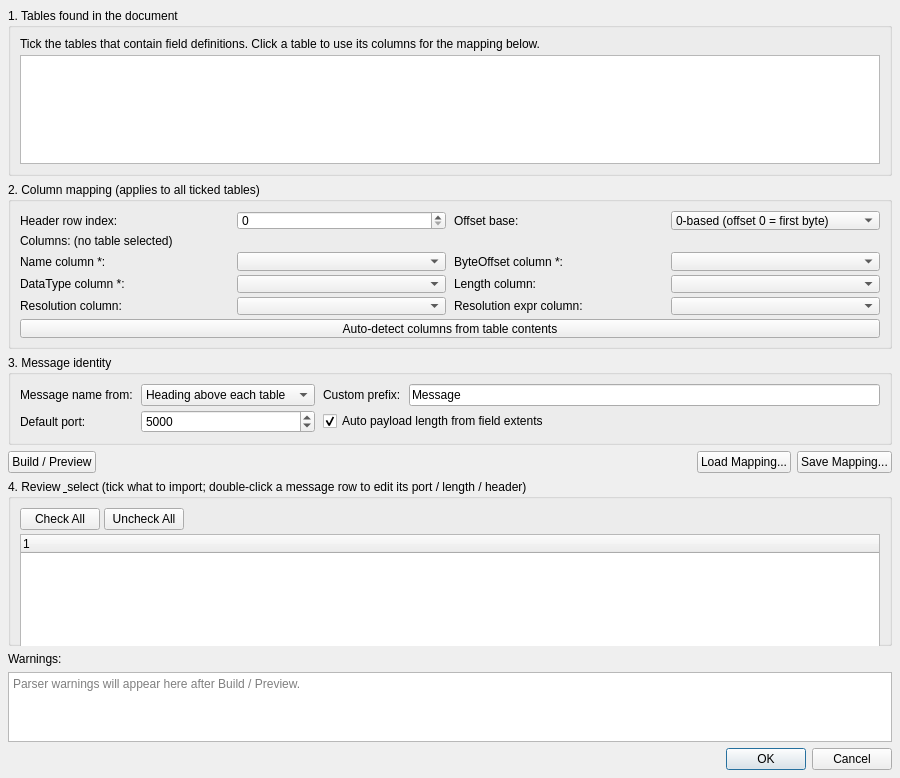
First picture: the form in forms/IcdImportDialog.ui, repository rohityaduvxnshi/pcapfile, before the edit.
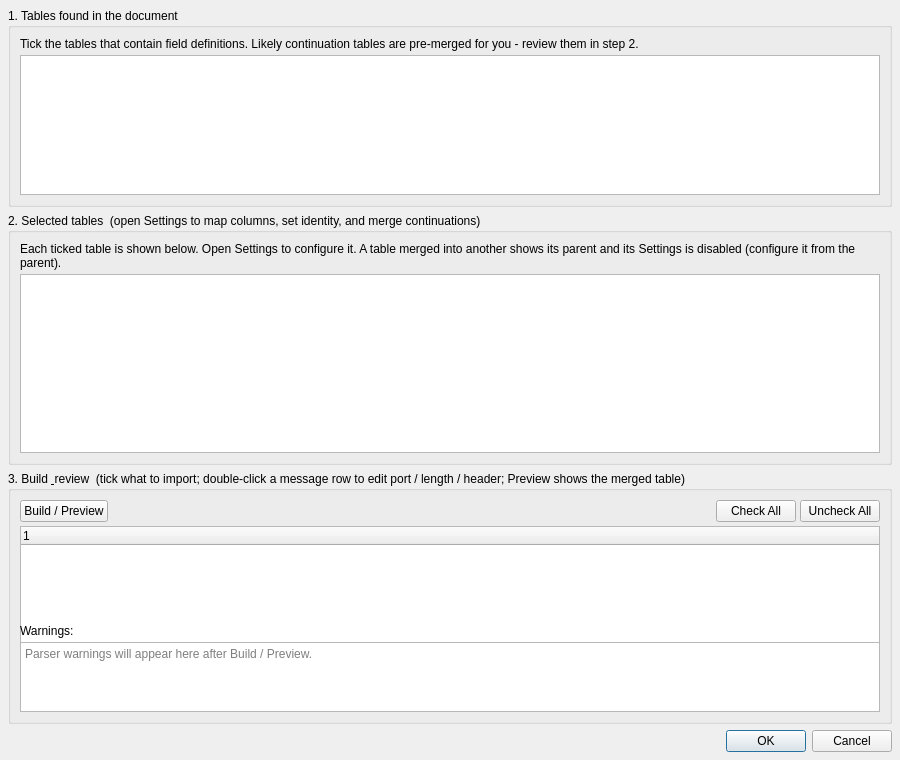
Second picture: the form after the edit.

Commit message: ICD import: merge continuation tables + per-table settings

What changed in the file:
```diff
--- a/forms/IcdImportDialog.ui
+++ b/forms/IcdImportDialog.ui
@@ -2,9 +2,9 @@
 <ui version="4.0">
  <class>IcdImportDialog</class>
  <widget class="QDialog" name="IcdImportDialog">
-  <property name="geometry"><rect><x>0</x><y>0</y><width>900</width><height>720</height></rect></property>
+  <property name="geometry"><rect><x>0</x><y>0</y><width>900</width><height>760</height></rect></property>
   <property name="windowTitle"><string>Import ICD (Word .docx)</string></property>
-  <layout class="QVBoxLayout" name="rootLayout" stretch="0,0,0,0,1,0,0,0">
+  <layout class="QVBoxLayout" name="rootLayout" stretch="0,1,2,0">
    <property name="spacing"><number>6</number></property>
    <property name="leftMargin"><number>8</number></property>
    <property name="topMargin"><number>8</number></property>
@@ -17,100 +17,71 @@
       <property name="spacing"><number>4</number></property>
       <item>
        <widget class="QLabel" name="lblTablesHint">
-        <property name="text"><string>Tick the tables that contain field definitions. Click a table to use its columns for the mapping below.</string></property>
+        <property name="text"><string>Tick the tables that contain field definitions. Likely continuation tables are pre-merged for you - review them in step 2.</string></property>
         <property name="wordWrap"><bool>true</bool></property>
        </widget>
       </item>
       <item>
        <widget class="QListWidget" name="lstTables">
-        <property name="maximumSize"><size><width>16777215</width><height>110</height></size></property>
+        <property name="maximumSize"><size><width>16777215</width><height>140</height></size></property>
        </widget>
       </item>
      </layout>
     </widget>
    </item>
    <item>
-    <widget class="QGroupBox" name="gMap">
-     <property name="title"><string>2. Column mapping (applies to all ticked tables)</string></property>
-     <layout class="QGridLayout" name="lMap">
-      <property name="horizontalSpacing"><number>8</number></property>
-      <property name="verticalSpacing"><number>4</number></property>
-      <item row="0" column="0"><widget class="QLabel" name="lblHeaderRow"><property name="text"><string>Header row index:</string></property></widget></item>
-      <item row="0" column="1"><widget class="QSpinBox" name="spnHeaderRow"><property name="maximum"><number>999</number></property></widget></item>
-      <item row="0" column="2"><widget class="QLabel" name="lblOffsetBase"><property name="text"><string>Offset base:</string></property></widget></item>
-      <item row="0" column="3"><widget class="QComboBox" name="cmbOffsetBase"><item><property name="text"><string>0-based (offset 0 = first byte)</string></property></item><item><property name="text"><string>1-based (offset 1 = first byte)</string></property></item></widget></item>
-      <item row="1" column="0" colspan="4"><widget class="QLabel" name="lblColumnsFor"><property name="text"><string>Columns: (no table selected)</string></property><property name="wordWrap"><bool>true</bool></property></widget></item>
-      <item row="2" column="0"><widget class="QLabel" name="lblNameCol"><property name="text"><string>Name column *:</string></property></widget></item>
-      <item row="2" column="1"><widget class="QComboBox" name="cmbColName"/></item>
-      <item row="2" column="2"><widget class="QLabel" name="lblOffsetCol"><property name="text"><string>ByteOffset column *:</string></property></widget></item>
-      <item row="2" column="3"><widget class="QComboBox" name="cmbColOffset"/></item>
-      <item row="3" column="0"><widget class="QLabel" name="lblTypeCol"><property name="text"><string>DataType column *:</string></property></widget></item>
-      <item row="3" column="1"><widget class="QComboBox" name="cmbColType"/></item>
-      <item row="3" column="2"><widget class="QLabel" name="lblLengthCol"><property name="text"><string>Length column:</string></property></widget></item>
-      <item row="3" column="3"><widget class="QComboBox" name="cmbColLength"/></item>
-      <item row="4" column="0"><widget class="QLabel" name="lblResCol"><property name="text"><string>Resolution column:</string></property></widget></item>
-      <item row="4" column="1"><widget class="QComboBox" name="cmbColResolution"/></item>
-      <item row="4" column="2"><widget class="QLabel" name="lblExprCol"><property name="text"><string>Resolution expr column:</string></property></widget></item>
-      <item row="4" column="3"><widget class="QComboBox" name="cmbColExpr"/></item>
-      <item row="5" column="0" colspan="4"><widget class="QPushButton" name="btnAutoDetect"><property name="text"><string>Auto-detect columns from table contents</string></property><property name="toolTip"><string>Inspect the selected table's data and guess the header row, offset base and column roles - column order does not matter. Runs automatically when you click a table; click here to re-run (e.g. after changing the header row). Always review the result before importing.</string></property></widget></item>
+    <widget class="QGroupBox" name="gSelected">
+     <property name="title"><string>2. Selected tables  (open Settings to map columns, set identity, and merge continuations)</string></property>
+     <layout class="QVBoxLayout" name="lSelected">
+      <property name="spacing"><number>4</number></property>
+      <item>
+       <widget class="QLabel" name="lblSelectedHint">
+        <property name="text"><string>Each ticked table is shown below. Open Settings to configure it. A table merged into another shows its parent and its Settings is disabled (configure it from the parent).</string></property>
+        <property name="wordWrap"><bool>true</bool></property>
+       </widget>
+      </item>
+      <item>
+       <widget class="QTableWidget" name="tblSelected">
+        <property name="minimumSize"><size><width>0</width><height>120</height></size></property>
+        <property name="editTriggers"><set>QAbstractItemView::NoEditTriggers</set></property>
+        <property name="selectionBehavior"><enum>QAbstractItemView::SelectRows</enum></property>
+       </widget>
+      </item>
      </layout>
     </widget>
    </item>
    <item>
-    <widget class="QGroupBox" name="gMsg">
-     <property name="title"><string>3. Message identity</string></property>
-     <layout class="QGridLayout" name="lMsg">
-      <property name="horizontalSpacing"><number>8</number></property>
-      <property name="verticalSpacing"><number>4</number></property>
-      <item row="0" column="0"><widget class="QLabel" name="lblNameSrc"><property name="text"><string>Message name from:</string></property></widget></item>
-      <item row="0" column="1"><widget class="QComboBox" name="cmbNameSource"><item><property name="text"><string>Heading above each table</string></property></item><item><property name="text"><string>Custom prefix + number</string></property></item></widget></item>
-      <item row="0" column="2"><widget class="QLabel" name="lblPrefix"><property name="text"><string>Custom prefix:</string></property></widget></item>
-      <item row="0" column="3"><widget class="QLineEdit" name="txtNamePrefix"><property name="text"><string>Message</string></property></widget></item>
-      <item row="1" column="0"><widget class="QLabel" name="lblDefaultPort"><property name="text"><string>Default port:</string></property></widget></item>
-      <item row="1" column="1"><widget class="QSpinBox" name="spnDefaultPort"><property name="minimum"><number>1</number></property><property name="maximum"><number>65535</number></property><property name="value"><number>5000</number></property></widget></item>
-      <item row="1" column="2" colspan="2"><widget class="QCheckBox" name="chkAutoLength"><property name="text"><string>Auto payload length from field extents</string></property><property name="checked"><bool>true</bool></property></widget></item>
-     </layout>
-    </widget>
-   </item>
-   <item>
-    <layout class="QHBoxLayout" name="lBtns">
-     <item><widget class="QPushButton" name="btnBuild"><property name="text"><string>Build / Preview</string></property></widget></item>
-     <item><spacer name="btnsSpacer"><property name="orientation"><enum>Qt::Horizontal</enum></property><property name="sizeHint" stdset="0"><size><width>40</width><height>20</height></size></property></spacer></item>
-     <item><widget class="QPushButton" name="btnLoadP"><property name="text"><string>Load Mapping...</string></property></widget></item>
-     <item><widget class="QPushButton" name="btnSaveP"><property name="text"><string>Save Mapping...</string></property></widget></item>
-    </layout>
-   </item>
-   <item>
-    <widget class="QGroupBox" name="gRev">
-     <property name="title"><string>4. Review &amp; select (tick what to import; double-click a message row to edit its port / length / header)</string></property>
-     <layout class="QVBoxLayout" name="lRev">
+    <widget class="QGroupBox" name="gBuildReview">
+     <property name="title"><string>3. Build &amp; review  (tick what to import; double-click a message row to edit port / length / header; Preview shows the merged table)</string></property>
+     <layout class="QVBoxLayout" name="lBuildReview" stretch="0,1,0,0">
       <property name="spacing"><number>4</number></property>
       <item>
-       <layout class="QHBoxLayout" name="lCheck">
+       <layout class="QHBoxLayout" name="lTop">
+        <item><widget class="QPushButton" name="btnBuild"><property name="text"><string>Build / Preview</string></property></widget></item>
+        <item><spacer name="topSpacer"><property name="orientation"><enum>Qt::Horizontal</enum></property><property name="sizeHint" stdset="0"><size><width>40</width><height>20</height></size></property></spacer></item>
         <item><widget class="QPushButton" name="btnAll"><property name="text"><string>Check All</string></property></widget></item>
         <item><widget class="QPushButton" name="btnNone"><property name="text"><string>Uncheck All</string></property></widget></item>
-        <item><spacer name="checkSpacer"><property name="orientation"><enum>Qt::Horizontal</enum></property><property name="sizeHint" stdset="0"><size><width>40</width><height>20</height></size></property></spacer></item>
        </layout>
       </item>
       <item>
        <widget class="QTreeWidget" name="tree">
-        <property name="minimumSize"><size><width>0</width><height>120</height></size></property>
+        <property name="minimumSize"><size><width>0</width><height>140</height></size></property>
         <column><property name="text"><string notr="true">1</string></property></column>
        </widget>
       </item>
+      <item>
+       <widget class="QLabel" name="lblWarnings"><property name="text"><string>Warnings:</string></property></widget>
+      </item>
+      <item>
+       <widget class="QPlainTextEdit" name="txtWarnings">
+        <property name="maximumSize"><size><width>16777215</width><height>70</height></size></property>
+        <property name="readOnly"><bool>true</bool></property>
+        <property name="placeholderText"><string>Parser warnings will appear here after Build / Preview.</string></property>
+       </widget>
+      </item>
      </layout>
     </widget>
    </item>
-   <item>
-    <widget class="QLabel" name="lblWarnings"><property name="text"><string>Warnings:</string></property></widget>
-   </item>
-   <item>
-    <widget class="QPlainTextEdit" name="txtWarnings">
-     <property name="maximumSize"><size><width>16777215</width><height>70</height></size></property>
-     <property name="readOnly"><bool>true</bool></property>
-     <property name="placeholderText"><string>Parser warnings will appear here after Build / Preview.</string></property>
-    </widget>
-   </item>
    <item>
     <widget class="QDialogButtonBox" name="buttonBox"><property name="orientation"><enum>Qt::Horizontal</enum></property><property name="standardButtons"><set>QDialogButtonBox::Cancel|QDialogButtonBox::Ok</set></property></widget>
    </item>
```
The commit also changes 11 other files.
